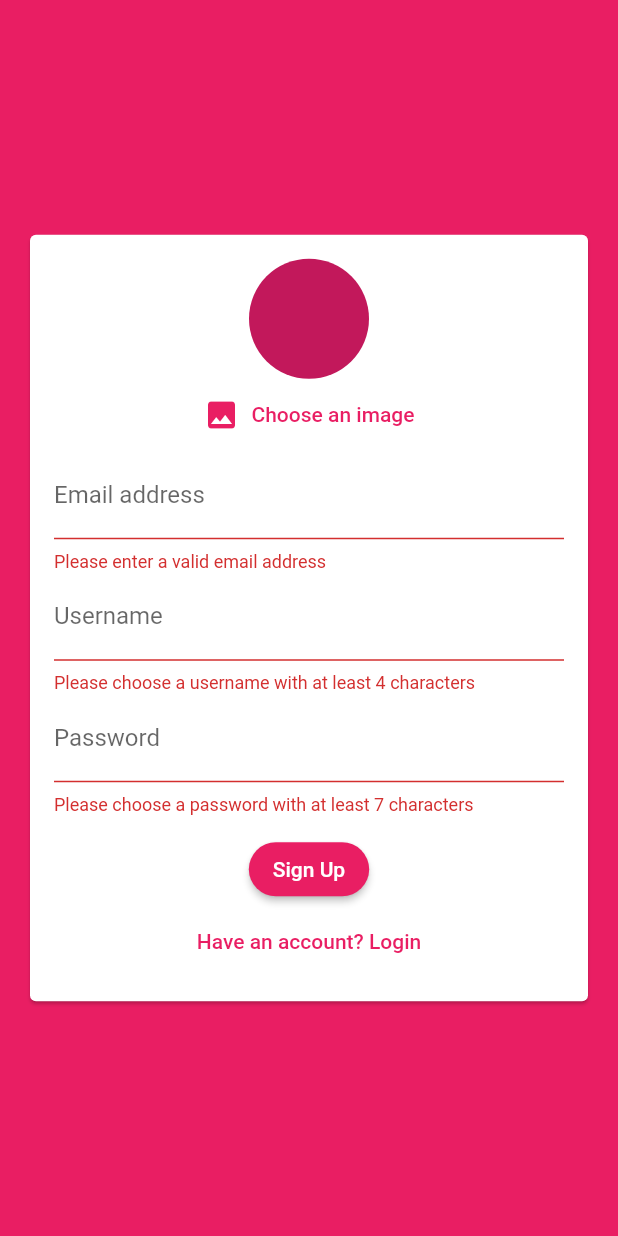
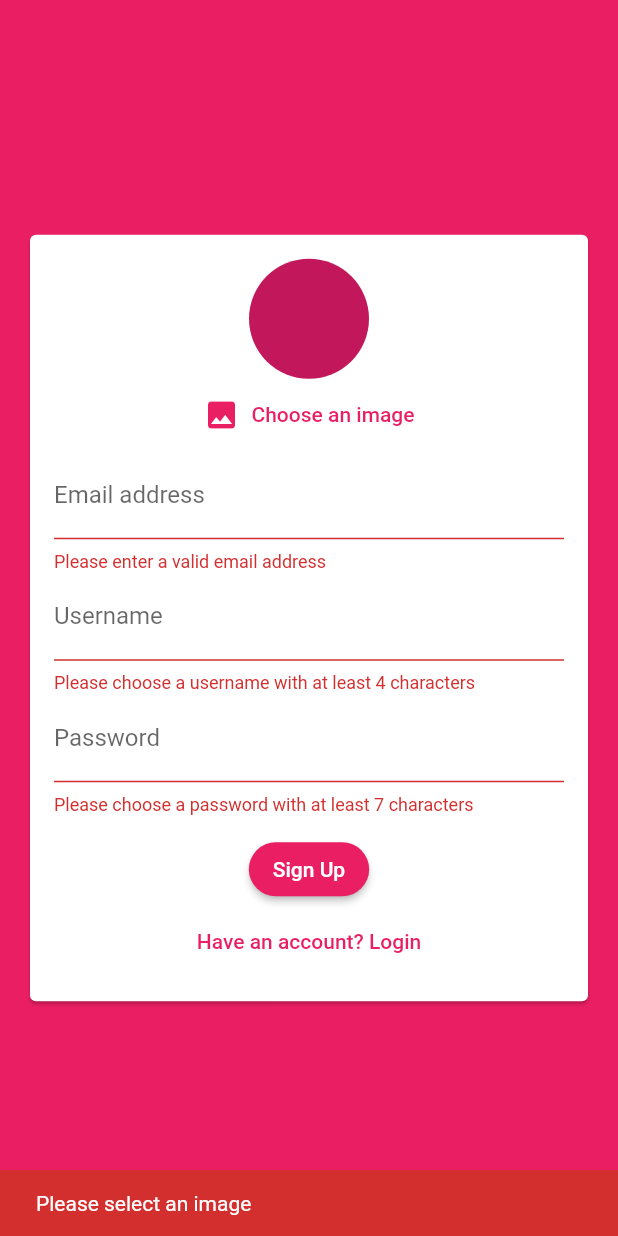
Before and after one commit to madamski3/chat_app, a Flutter app: the screen it shows after launch, after a tap on "Sign Up", on a phone screen of 412 x 824 dp. Run offline on Flutter 3.47's test engine with Material 2 defaults, Android fonts, the phone set to English and light mode, and no system bars; our stand-ins replace cloud_firestore, firebase_auth, firebase_core, firebase_storage, image_picker; accounts and stored records are empty.

Commit message:
Save user picture to Firebase

```diff
--- a/lib/pickers/image_selector.dart
+++ b/lib/pickers/image_selector.dart
@@ -3,7 +3,8 @@ import 'package:flutter/material.dart';
 import 'package:image_picker/image_picker.dart';
 
 class ImageSelector extends StatefulWidget {
-  const ImageSelector({Key? key}) : super(key: key);
+  final Function _setImage;
+  const ImageSelector(this._setImage, {Key? key}) : super(key: key);
 
   @override
   State<ImageSelector> createState() => _ImageSelectorState();
@@ -20,6 +21,7 @@ class _ImageSelectorState extends State<ImageSelector> {
     setState(() {
       _pickedImage = File(image.path);
     });
+    widget._setImage(_pickedImage);
   }
 
   @override
--- a/lib/widgets/auth/auth_form.dart
+++ b/lib/widgets/auth/auth_form.dart
@@ -1,3 +1,4 @@
+import 'dart:io';
 import 'package:flutter/material.dart';
 import '../../pickers/image_selector.dart';
 
@@ -7,6 +8,7 @@ class AuthForm extends StatefulWidget {
     String emailAddress,
     String username,
     String password,
+    File? userImage,
     bool isLogin,
     BuildContext ctx,
   ) _submitAuth;
@@ -23,10 +25,25 @@ class _AuthFormState extends State<AuthForm> {
   String? _userEmail = '';
   String? _userName = '';
   String? _userPassword = '';
+  File? _userImage;
+
+  void _setImage(File? image) {
+    _userImage = image;
+  }
 
   void _submitForm() {
     final isValid = _formkey.currentState?.validate();
     FocusScope.of(context).unfocus(); // Closes the keyboard
+
+    if (_userImage == null && !_isLoginMode) {
+      ScaffoldMessenger.of(context).showSnackBar(
+        SnackBar(
+          content: const Text('Please select an image'),
+          backgroundColor: Theme.of(context).errorColor,
+        ),
+      );
+      return;
+    }
 
     if (isValid != null && isValid) {
       _formkey.currentState!.save();
@@ -34,6 +51,7 @@ class _AuthFormState extends State<AuthForm> {
         _userEmail!,
         _userName!,
         _userPassword!,
+        _userImage,
         _isLoginMode,
         context,
       );
@@ -53,7 +71,7 @@ class _AuthFormState extends State<AuthForm> {
               child: Column(
                 mainAxisSize: MainAxisSize.min,
                 children: <Widget>[
-                  if (!_isLoginMode) ImageSelector(),
+                  if (!_isLoginMode) ImageSelector(_setImage),
                   TextFormField(
                     key: const ValueKey('email'),
                     validator: (value) {
@@ -97,7 +115,7 @@ class _AuthFormState extends State<AuthForm> {
                     obscureText: true,
                   ),
                   const SizedBox(height: 12),
-                  if (widget._isLoading) CircularProgressIndicator(),
+                  if (widget._isLoading) const CircularProgressIndicator(),
                   if (!widget._isLoading)
                     ElevatedButton(
                       onPressed: _submitForm,
--- a/pubspec.yaml
+++ b/pubspec.yaml
@@ -38,6 +38,7 @@ dependencies:
   cloud_firestore: ^3.1.9
   firebase_auth: ^3.3.20
   image_picker: ^0.8.5+3
+  firebase_storage: ^10.2.18
 
 dev_dependencies:
   flutter_test:
```
Also changed, not shown: lib/screens/auth_screen.dart (+20 -9 lines), pubspec.lock.
